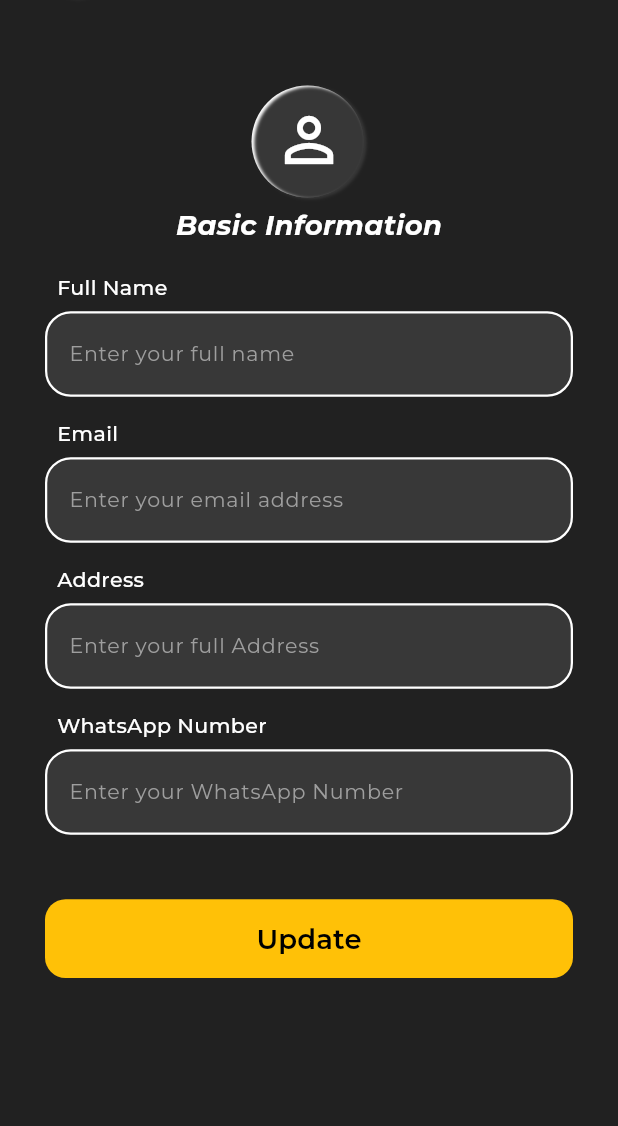
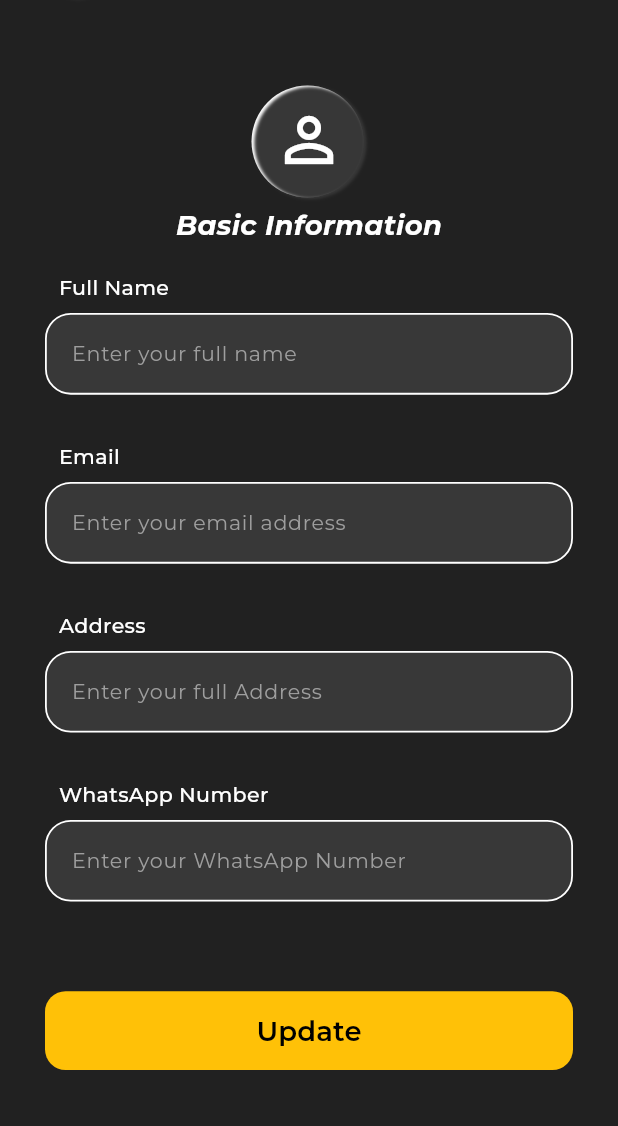
Before and after one commit to Ebadzmn/car_parts_app, a Flutter app: the ChangeBasicInfo screen opened directly, on a phone screen of 412 x 824 dp, the part 110-1236 px from its top. Run offline on Flutter 3.47's test engine with Material 3 defaults, Android fonts, the phone set to English and light mode, and no system bars; our stand-ins replace bloc, carousel_slider, dartz, equatable, flutter_bloc, flutter_screenutil and 5 more.

Commit message:
day5 2nd

```diff
--- a/lib/core/coreWidget/custom_text_widget.dart
+++ b/lib/core/coreWidget/custom_text_widget.dart
@@ -9,6 +9,7 @@ class CustomTextField extends StatelessWidget {
   final TextInputType keyboardType;
   final bool obscureText;
   final Function(String)? onChanged;
+  final int maxLines;
 
   const CustomTextField({
     super.key,
@@ -18,16 +19,19 @@ class CustomTextField extends StatelessWidget {
     this.keyboardType = TextInputType.text,
     this.obscureText = false,
     this.onChanged,
+    this.maxLines = 1,
   });
 
   @override
   Widget build(BuildContext context) {
-    return Column(
+    return Padding(
+      padding: EdgeInsets.only(bottom: 14.h),
+      child: Column(
         crossAxisAlignment: CrossAxisAlignment.start,
         children: [
           /// Label Text
           Padding(
-          padding: const EdgeInsets.only(left: 8, bottom: 6),
+            padding: EdgeInsets.only(left: 8.w, bottom: 6.h),
             child: Text(
               label,
               style: GoogleFonts.montserrat(
@@ -45,6 +49,7 @@ class CustomTextField extends StatelessWidget {
             controller: controller,
             keyboardType: keyboardType,
             obscureText: obscureText,
+            maxLines: maxLines,
             style: GoogleFonts.montserrat(fontSize: 12.sp, color: Colors.white),
             decoration: InputDecoration(
               hintText: hintText,
@@ -55,21 +60,27 @@ class CustomTextField extends StatelessWidget {
               ),
               filled: true,
               fillColor: const Color(0xFF383838),
-            contentPadding: const EdgeInsets.symmetric(
-              vertical: 18,
-              horizontal: 12,
+
+              /// Responsive padding
+              contentPadding: EdgeInsets.symmetric(
+                vertical: (maxLines > 1 ? 16.h : 14.h),
+                horizontal: 12.w,
               ),
+
+              /// Border styles
               enabledBorder: OutlineInputBorder(
                 borderRadius: BorderRadius.circular(15.r),
-              borderSide: const BorderSide(color: Colors.white, width: 1.5),
+                borderSide: const BorderSide(color: Colors.white, width: 1.2),
               ),
               focusedBorder: OutlineInputBorder(
                 borderRadius: BorderRadius.circular(15.r),
-              borderSide: const BorderSide(color: Colors.white, width: 2),
+                borderSide: const BorderSide(color: Colors.white, width: 1.8),
               ),
             ),
+            onChanged: onChanged,
           ),
         ],
+      ),
     );
   }
 }
```
Also changed, not shown: lib/presentation/uploadProduct/pages/custom_stepper_page.dart (+52 -39 lines), lib/presentation/uploadProduct/pages/step_forms.dart (+77 -10 lines). Lines whose indentation alone changed are shown as unchanged.
